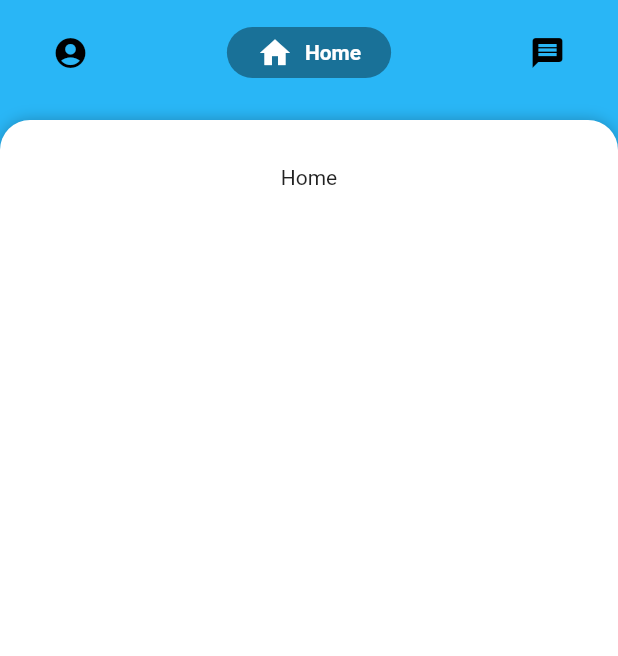
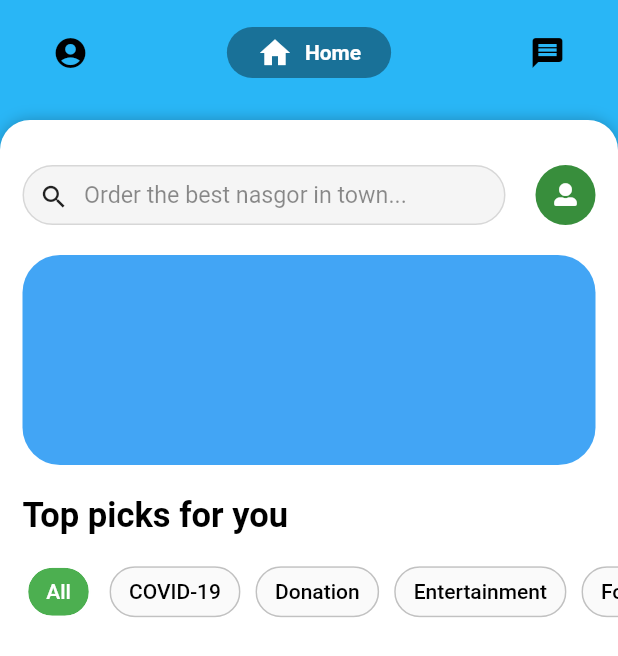
Before and after one commit to fauzannoorazhar/flutter-clonning-apps, a Flutter app: the screen it shows after launch, item 2 of the bottom bar chosen, on a phone screen of 412 x 824 dp. Shown: the top 656 px of the screen. Run offline on Flutter 3.47's test engine with Material 2 defaults, Android fonts, the phone set to English and light mode, and no system bars; drawn by our look-alikes of google_nav_bar, sliding_up_panel; our stand-ins replace font_awesome_flutter, geolocator, google_maps_flutter.

Commit message:
gojek > home page > tabs home

```diff
--- a/lib/ui/views/home/home_sliding_panel.dart
+++ b/lib/ui/views/home/home_sliding_panel.dart
@@ -2,6 +2,7 @@ import 'package:flutter/material.dart';
 import 'package:flutter_clonning_apps/ui/views/example/google_maps_clone_page.dart';
 import 'package:flutter_clonning_apps/ui/views/goride_page.dart';
 import 'package:flutter_clonning_apps/ui/views/home/tab_chat.dart';
+import 'package:flutter_clonning_apps/ui/views/home/tab_home.dart';
 import 'package:flutter_clonning_apps/ui/views/home/tab_promos.dart';
 import 'package:flutter_clonning_apps/ui/widgets/card_go_food.dart';
 import 'package:flutter_clonning_apps/utils/constants.dart';
@@ -41,9 +42,7 @@ class HomeSlidingPanel extends StatelessWidget {
         if (this.indexTab == indexTabPromos) {
             return TabPromos();
         } else if (this.indexTab == indexTabHome) {
-            return Container(
-                child: Text('Home'),
-            );
+            return TabHome();
         } else {
             return TabChat();
         }
--- a/lib/ui/views/home/tab_chat.dart
+++ b/lib/ui/views/home/tab_chat.dart
@@ -113,7 +113,7 @@ class CircleIcon extends StatelessWidget {
 
     CircleIcon({
         @required this.icon,
-        @required this.title,
+        this.title,
         this.backgroundColor,
         this.onPressed,
     });
--- /dev/null
+++ b/lib/ui/views/home/tab_home.dart
@@ -0,0 +1,134 @@
+import 'package:flutter/material.dart';
+import 'package:flutter_clonning_apps/ui/views/home/tab_chat.dart';
+import 'package:flutter_clonning_apps/utils/constants.dart';
+import 'package:font_awesome_flutter/font_awesome_flutter.dart';
+
+class TabHome extends StatelessWidget {
+    Widget orderSearch() {
+        return Container(
+            padding: EdgeInsets.only(left: 15, right: 15),
+            child: Row(
+                children: [
+                    Expanded(
+                        child: Container(
+                            height: 40,
+                            padding: EdgeInsets.all(10),
+                            decoration: BoxDecoration(
+                                color: Colors.grey[100],
+                                border: Border.all(
+                                    color: Colors.black12
+                                ),
+                                borderRadius: BorderRadius.all(
+                                    Radius.circular(40)
+                                ),
+                            ),
+                            child: Row(
+                                crossAxisAlignment: CrossAxisAlignment.center,
+                                children: [
+                                    Icon(Icons.search, color: Colors.black87, size: 20),
+                                    SizedBox(width: 10),
+                                    Text(
+                                        'Order the best nasgor in town...',
+                                        style: TextStyle(
+                                            fontSize: 15.5,
+                                            color: Colors.black45
+                                        ),
+                                    )
+                                ],
+                            ),
+                        ),
+                    ),
+                    SizedBox(width: 20),
+                    CircleAvatar(
+                        radius: 20,
+                        backgroundColor: Colors.green[700],
+                        child: IconButton(
+                            splashColor: Colors.blue,
+                            icon: FaIcon(
+                                FontAwesomeIcons.userAlt,
+                                size: 15,
+                            ),
+                            onPressed: () {},
+                            color: Colors.white,
+                        ),
+                    ),
+                ],
+            ),
+        );
+    }
+
+    Widget iconMainMenu(BuildContext context) {
+        return Container(
+            margin: EdgeInsets.only(left: 15, right: 15),
+            height: 140,
+            width: MediaQuery.of(context).size.width,
+            decoration: BoxDecoration(
+                color: Colors.blue[400],
+                borderRadius: BorderRadius.all(
+                    Radius.circular(25)
+                )
+            ),
+        );
+    }
+
+    Widget listPicksButton() {
+        return Container(
+            height: 35,
+            alignment: Alignment.center,
+            child: ListView.builder(
+                itemCount: listNameTopPicks.length,
+                scrollDirection: Axis.horizontal,
+                itemBuilder: (BuildContext context, int index) {
+                    return Container(
+                        margin: EdgeInsets.only(right: 10, left: (index == 0) ? 15 : 0),
+                        child: Chip(
+                            backgroundColor: (index == 0) ? Colors.green : transparant,
+                            label: Text(
+                                listNameTopPicks[index],
+                                style: TextStyle(
+                                    color: (index == 0) ? Colors.white : Colors.black
+                                ),
+                            ),
+                            shape: RoundedRectangleBorder(
+                                borderRadius: BorderRadius.all(
+                                    Radius.circular(20)
+                                ),
+                                side: BorderSide(
+                                    color: (index == 0) ? Colors.white : Colors.black12
+                                )
+                            ),
+                        )
+                    );
+                },
+            )
+        );
+    }
+
+    @override
+    Widget build(BuildContext context) {
+        return Container(
+            child: Column(
+                crossAxisAlignment: CrossAxisAlignment.start,
+                children: [
+                    orderSearch(),
+                    SizedBox(height: 20),
+                    iconMainMenu(context),
+                    SizedBox(height: 20),
+                    Container(
+                        margin: EdgeInsets.only(left: 15, right: 15),
+                        child: Text(
+                            "Top picks for you",
+                            style: TextStyle(
+                                fontSize: 23,
+                                color: Colors.black,
+                                fontWeight: FontWeight.w700
+                            ),
+                        ),
+                    ),
+                    SizedBox(height: 20),
+                    listPicksButton()
+                ]
+            )
+        );
+    }
+}
--- a/lib/utils/constants.dart
+++ b/lib/utils/constants.dart
@@ -8,3 +8,19 @@ const indexTabChat = 2;
 
 // Color transparant
 Color transparant = Color(0xFF0E3311).withOpacity(0);
+
+// List<String> nameTopPicks
+List<String> listNameTopPicks = [
+    'All',
+    'COVID-19',
+    'Donation',
+    'Entertainment',
+    'Food',
+    'J3K',
+    'Lifestyle',
+    'Payments',
+    'Promos',
+    'Shopping',
+    'Transport',
+    'Updates'
+];
```
